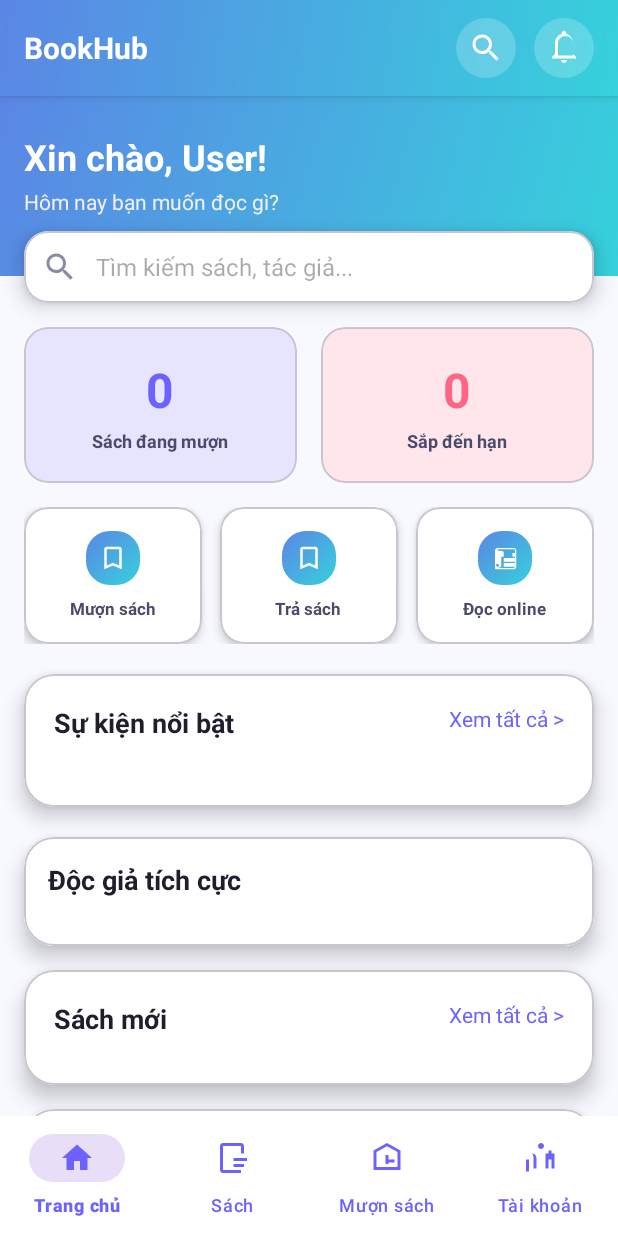
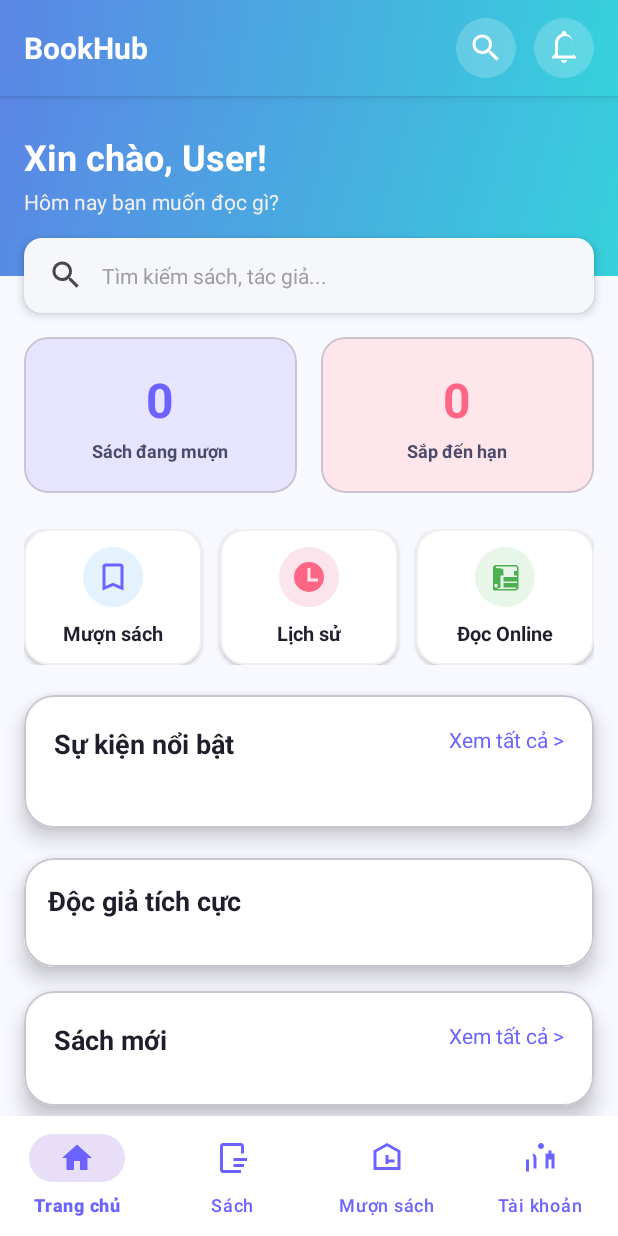
Before and after one commit to NGuyenVAn21/NHOM_LAPGHEP, an Android app: the HomeActivity screen opened directly, with no data from a screen before it, on a phone screen of 412 x 824 dp. Run offline under Robolectric (Android 15) with nearby library versions, the phone set to English and light mode, and no system bars; 1 statement that could not run was skipped.

Commit message:
thêm các item, chỉnh sửa thanh tìm kiếm và chuyển trang cho các nút tính năng

```diff
--- a/AppBookHub _NhomLapGhep/app/src/main/java/com/example/bookhub/activity/HomeActivity.java
+++ b/AppBookHub _NhomLapGhep/app/src/main/java/com/example/bookhub/activity/HomeActivity.java
@@ -3,8 +3,12 @@ package com.example.bookhub.activity;
 import android.content.Intent;
 import android.content.SharedPreferences;
 import android.os.Bundle;
+import android.view.KeyEvent;
 import android.view.MenuItem;
 import android.view.View;
+import android.view.inputmethod.EditorInfo;
+import android.widget.EditText;
+import android.widget.LinearLayout;
 import android.widget.TextView;
 import android.widget.Toast;
 import androidx.appcompat.app.AppCompatActivity;
@@ -32,6 +36,8 @@ public class HomeActivity extends AppCompatActivity {
     private TextView tvBorrowCount, tvDueSoonCount;
     private int currentUserId;
     private TextView tvUsername;
+    private EditText etSearch;
+    private LinearLayout btnBorrow, btnReturn, btnRead;
 
     @Override
     protected void onCreate(Bundle savedInstanceState) {
@@ -47,6 +53,10 @@ public class HomeActivity extends AppCompatActivity {
         tvBorrowCount = findViewById(R.id.tv_borrowing_count);
         tvDueSoonCount = findViewById(R.id.tv_due_soon_count);
         tvUsername = findViewById(R.id.tv_home_username);
+        etSearch = findViewById(R.id.et_search_home);
+        btnBorrow = findViewById(R.id.btn_feature_borrow);
+        btnReturn = findViewById(R.id.btn_feature_return);
+        btnRead = findViewById(R.id.btn_feature_read);
 
         currentUserId = getSharedPreferences("BookHubPrefs", MODE_PRIVATE)
                 .getInt("CURRENT_USER_ID", -1);
@@ -66,6 +76,44 @@ public class HomeActivity extends AppCompatActivity {
         if (tvUsername != null) {
             tvUsername.setText("Xin chào, " + fullName + "!");
         }
+
+
+        //XỬ LÝ TÌM KIẾM (Khi bấm Enter trên bàn phím)
+        etSearch.setOnEditorActionListener((v, actionId, event) -> {
+            if (actionId == EditorInfo.IME_ACTION_SEARCH ||
+                    (event != null && event.getKeyCode() == KeyEvent.KEYCODE_ENTER)) {
+
+                String query = etSearch.getText().toString().trim();
+                if (!query.isEmpty()) {
+                    // Chuyển sang màn hình BookSearchActivity và gửi từ khóa
+                    Intent intent = new Intent(HomeActivity.this, BookSearchActivity.class);
+                    intent.putExtra("SEARCH_QUERY", query); // Gửi từ khóa sang kia
+                    startActivity(intent);
+                }
+                return true;
+            }
+            return false;
+        });
+
+        // 3. XỬ LÝ CLICK CÁC NÚT TÍNH NĂNG
+
+        // Nút Mượn sách -> Chuyển sang trang Tìm kiếm (để tìm sách mượn)
+        btnBorrow.setOnClickListener(v -> {
+            Intent intent = new Intent(HomeActivity.this, BookSearchActivity.class);
+            startActivity(intent);
+        });
+
+        // Nút Lịch sử/Trả sách -> Chuyển sang trang Lịch sử mượn
+        btnReturn.setOnClickListener(v -> {
+            Intent intent = new Intent(HomeActivity.this, BorrowHistoryActivity.class);
+            startActivity(intent);
+        });
+
+        btnRead.setOnClickListener(v -> {
+            Intent intent = new Intent(HomeActivity.this, BookSearchActivity.class);
+            startActivity(intent);
+        });
+
         // 3. Gọi API lấy sách
         fetchNewBooks();
         fetchPopularBooks();
--- /dev/null
+++ b/AppBookHub _NhomLapGhep/app/src/main/res/drawable/bg_circle_blue_light.xml
@@ -0,0 +1,4 @@
+<?xml version="1.0" encoding="utf-8"?>
+<shape xmlns:android="http://schemas.android.com/apk/res/android" android:shape="oval">
+    <solid android:color="#E3F2FD"/>
+</shape>
--- /dev/null
+++ b/AppBookHub _NhomLapGhep/app/src/main/res/drawable/bg_circle_green_light.xml
@@ -0,0 +1,4 @@
+<?xml version="1.0" encoding="utf-8"?>
+<shape xmlns:android="http://schemas.android.com/apk/res/android" android:shape="oval">
+    <solid android:color="#E8F5E9"/>
+</shape>
--- /dev/null
+++ b/AppBookHub _NhomLapGhep/app/src/main/res/drawable/bg_circle_pink_light.xml
@@ -0,0 +1,3 @@
+<?xml version="1.0" encoding="utf-8"?>
+<shape xmlns:android="http://schemas.android.com/apk/res/android" android:shape="oval">
+    <solid android:color="#FCE4EC"/> </shape>
--- /dev/null
+++ b/AppBookHub _NhomLapGhep/app/src/main/res/drawable/bg_ripple_white.xml
@@ -0,0 +1,8 @@
+<?xml version="1.0" encoding="utf-8"?>
+<ripple xmlns:android="http://schemas.android.com/apk/res/android"
+    android:color="#E0E0E0"> <item>
+    <shape android:shape="rectangle">
+        <solid android:color="@color/white"/>
+        <corners android:radius="16dp"/> <stroke android:width="1dp" android:color="#F0F0F0"/> </shape>
+</item>
+</ripple>
--- /dev/null
+++ b/AppBookHub _NhomLapGhep/app/src/main/res/drawable/bg_search_input.xml
@@ -0,0 +1,3 @@
+<shape xmlns:android="http://schemas.android.com/apk/res/android" android:shape="rectangle">
+    <solid android:color="#F5F7FA"/> <corners android:radius="12dp"/>
+</shape>
--- a/AppBookHub _NhomLapGhep/app/src/main/res/layout/activity_home.xml
+++ b/AppBookHub _NhomLapGhep/app/src/main/res/layout/activity_home.xml
@@ -91,38 +91,28 @@
                     android:textSize="14sp" />
             </LinearLayout>
 
-            <com.google.android.material.card.MaterialCardView
+            <EditText
+                android:id="@+id/et_search_home"
                 android:layout_width="match_parent"
-                android:layout_height="wrap_content"
+                android:layout_height="50dp"
                 android:layout_marginHorizontal="16dp"
-                android:layout_marginTop="-30dp"
-                app:cardCornerRadius="16dp"
-                app:cardElevation="8dp"
-                app:cardBackgroundColor="@color/white">
+                android:layout_marginTop="-25dp"
 
-                <LinearLayout
-                    android:layout_width="match_parent"
-                    android:layout_height="wrap_content"
-                    android:orientation="horizontal"
-                    android:padding="12dp"
-                    android:gravity="center_vertical">
+                android:background="@drawable/bg_search_input"
+                android:drawableStart="@drawable/ic_search_round"
+                android:drawablePadding="12dp"
+                android:paddingHorizontal="16dp"
 
-                    <ImageView
-                        android:layout_width="24dp"
-                        android:layout_height="24dp"
-                        android:src="@drawable/ic_search_round"
-                        app:tint="@color/grey_text" />
+                android:hint="Tìm kiếm sách, tác giả..."
+                android:textSize="14sp"
+                android:textColorHint="#9E9E9E"
+                android:textColor="@color/black_app"
 
-                    <EditText
-                        android:layout_width="0dp"
-                        android:layout_height="wrap_content"
-                        android:layout_weight="1"
-                        android:background="@android:color/transparent"
-                        android:hint="Tìm kiếm sách, tác giả..."
-                        android:paddingHorizontal="12dp"
-                        android:textSize="16sp" />
-                </LinearLayout>
-            </com.google.android.material.card.MaterialCardView>
+                android:inputType="text"
+                android:maxLines="1"
+                android:ellipsize="end"
+                android:imeOptions="actionSearch"
+                android:elevation="4dp"/>
 
             <LinearLayout
                 android:layout_width="match_parent"
@@ -204,106 +194,106 @@
                 android:layout_width="match_parent"
                 android:layout_height="wrap_content"
                 android:orientation="horizontal"
-                android:paddingHorizontal="16dp"
-                android:layout_marginTop="16dp"
-                android:baselineAligned="false"
-                android:weightSum="3">
+                android:layout_marginHorizontal="16dp"
+                android:layout_marginTop="24dp"
+                android:weightSum="3"
+                android:baselineAligned="false">
 
-                <com.google.android.material.card.MaterialCardView
+                <LinearLayout
+                    android:id="@+id/btn_feature_borrow"
                     android:layout_width="0dp"
                     android:layout_height="wrap_content"
                     android:layout_weight="1"
+                    android:orientation="vertical"
+                    android:gravity="center"
+                    android:padding="12dp"
+                    android:background="@drawable/bg_ripple_white"
+                    android:clickable="true"
+                    android:focusable="true"
                     android:layout_marginEnd="6dp"
-                    app:cardCornerRadius="16dp"
-                    app:cardElevation="4dp"
-                    app:cardBackgroundColor="@color/white">
-                    <LinearLayout
-                        android:layout_width="match_parent"
-                        android:layout_height="wrap_content"
-                        android:orientation="vertical"
-                        android:padding="16dp"
-                        android:gravity="center">
+                    android:elevation="2dp">
+
                     <ImageView
-                            android:layout_width="36dp"
-                            android:layout_height="36dp"
-                            android:background="@drawable/gradient_accent"
+                        android:layout_width="40dp"
+                        android:layout_height="40dp"
                         android:padding="8dp"
+                        android:background="@drawable/bg_circle_blue_light"
                         android:src="@drawable/ic_bookmark_round"
-                            app:tint="@color/white"
-                            android:layout_marginBottom="8dp"/>
+                        app:tint="@color/primary_color"/>
+
                     <TextView
                         android:layout_width="wrap_content"
                         android:layout_height="wrap_content"
                         android:text="Mượn sách"
-                            android:textSize="11sp"
+                        android:textSize="13sp"
+                        android:textColor="@color/black_app"
                         android:textStyle="bold"
-                            android:textColor="@color/dark_grey"/>
+                        android:layout_marginTop="8dp"/>
                 </LinearLayout>
-                </com.google.android.material.card.MaterialCardView>
 
-                <com.google.android.material.card.MaterialCardView
+                <LinearLayout
+                    android:id="@+id/btn_feature_return"
                     android:layout_width="0dp"
                     android:layout_height="wrap_content"
                     android:layout_weight="1"
+                    android:orientation="vertical"
+                    android:gravity="center"
+                    android:padding="12dp"
+                    android:background="@drawable/bg_ripple_white"
+                    android:clickable="true"
+                    android:focusable="true"
                     android:layout_marginHorizontal="6dp"
-                    app:cardCornerRadius="16dp"
-                    app:cardElevation="4dp"
-                    app:cardBackgroundColor="@color/white">
-                    <LinearLayout
-                        android:layout_width="match_parent"
-                        android:layout_height="wrap_content"
-                        android:orientation="vertical"
-                        android:padding="16dp"
-                        android:gravity="center">
+                    android:elevation="2dp">
+
                     <ImageView
-                            android:layout_width="36dp"
-                            android:layout_height="36dp"
-                            android:background="@drawable/gradient_accent"
+                        android:layout_width="40dp"
+                        android:layout_height="40dp"
                         android:padding="8dp"
-                            android:src="@drawable/ic_bookmark_round"
-                            app:tint="@color/white"
-                            android:layout_marginBottom="8dp"/>
+                        android:background="@drawable/bg_circle_pink_light"
+                        android:src="@drawable/ic_history"
+                        app:tint="@color/secondary_color"/>
+
                     <TextView
                         android:layout_width="wrap_content"
                         android:layout_height="wrap_content"
-                            android:text="Trả sách"
-                            android:textSize="11sp"
+                        android:text="Lịch sử"
+                        android:textSize="13sp"
+                        android:textColor="@color/black_app"
                         android:textStyle="bold"
-                            android:textColor="@color/dark_grey"/>
+                        android:layout_marginTop="8dp"/>
                 </LinearLayout>
-                </com.google.android.material.card.MaterialCardView>
 
-                <com.google.android.material.card.MaterialCardView
+                <LinearLayout
+                    android:id="@+id/btn_feature_read"
                     android:layout_width="0dp"
                     android:layout_height="wrap_content"
                     android:layout_weight="1"
+                    android:orientation="vertical"
+                    android:gravity="center"
+                    android:padding="12dp"
+                    android:background="@drawable/bg_ripple_white"
+                    android:clickable="true"
+                    android:focusable="true"
                     android:layout_marginStart="6dp"
-                    app:cardCornerRadius="16dp"
-                    app:cardElevation="4dp"
-                    app:cardBackgroundColor="@color/white">
-                    <LinearLayout
-                        android:layout_width="match_parent"
-                        android:layout_height="wrap_content"
-                        android:orientation="vertical"
-                        android:padding="16dp"
-                        android:gravity="center">
+                    android:elevation="2dp">
+
                     <ImageView
-                            android:layout_width="36dp"
-                            android:layout_height="36dp"
-                            android:background="@drawable/gradient_accent"
+                        android:layout_width="40dp"
+                        android:layout_height="40dp"
                         android:padding="8dp"
+                        android:background="@drawable/bg_circle_green_light"
                         android:src="@drawable/ic_menu_book_round"
-                            app:tint="@color/white"
-                            android:layout_marginBottom="8dp"/>
+                        app:tint="#4CAF50"/>
+
                     <TextView
                         android:layout_width="wrap_content"
                         android:layout_height="wrap_content"
-                            android:text="Đọc online"
-                            android:textSize="11sp"
+                        android:text="Đọc Online"
+                        android:textSize="13sp"
+                        android:textColor="@color/black_app"
                         android:textStyle="bold"
-                            android:textColor="@color/dark_grey"/>
+                        android:layout_marginTop="8dp"/>
                 </LinearLayout>
-                </com.google.android.material.card.MaterialCardView>
             </LinearLayout>
 
             <com.google.android.material.card.MaterialCardView
```
Lines whose indentation alone changed are shown as unchanged.
